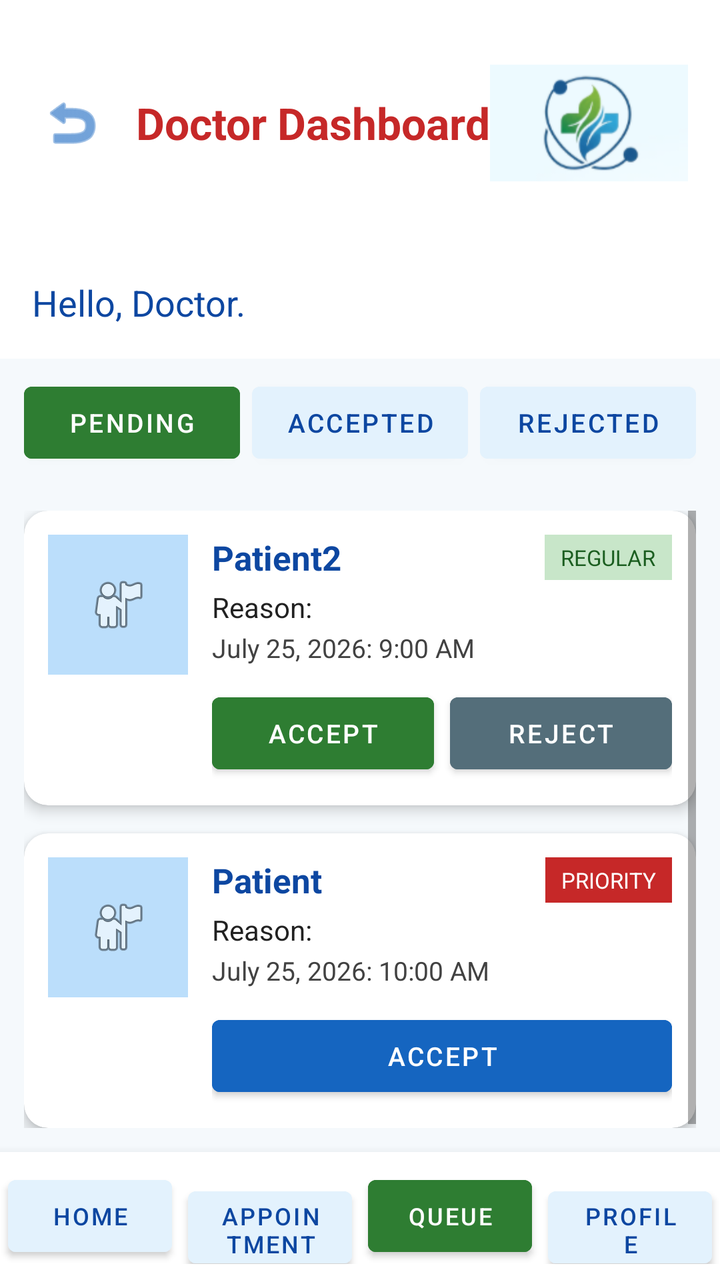
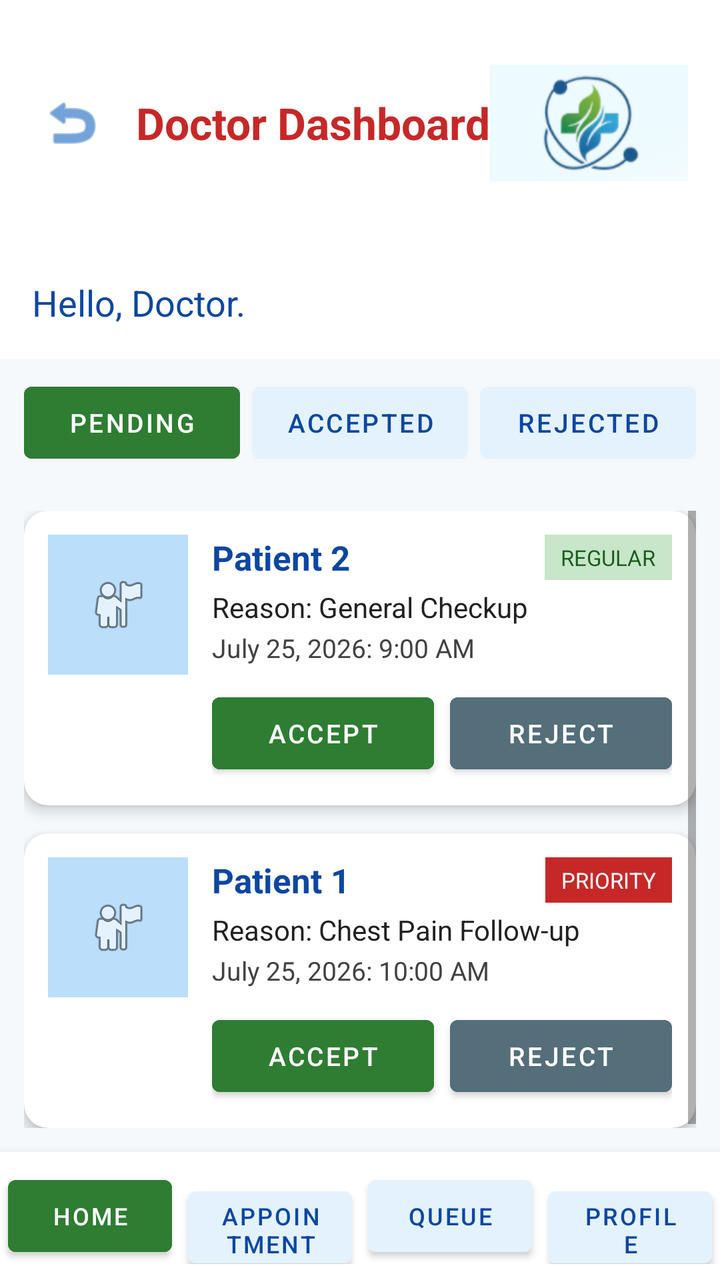

Before-and-after screenshots of an Android layout around one commit, followed by the original layout XML and the change that was made.
<!-- AndroidManifest.xml: application theme Theme.QueueLessHealth -->
<!-- res/layout/activity_main_2.xml -->
<?xml version="1.0" encoding="utf-8"?>
<LinearLayout xmlns:android="http://schemas.android.com/apk/res/android"
    xmlns:app="http://schemas.android.com/apk/res-auto"
    xmlns:tools="http://schemas.android.com/tools"
    android:layout_width="match_parent"
    android:layout_height="match_parent"
    android:orientation="vertical"
    android:background="#F5F9FC">

    
    <LinearLayout
        android:layout_width="match_parent"
        android:layout_height="wrap_content"
        android:orientation="horizontal"
        android:padding="16dp"
        android:gravity="center_vertical"
        android:background="#FFFFFF">

        <ImageView
            android:id="@+id/btnBack"
            android:layout_width="40dp"
            android:layout_height="40dp"
            android:src="@android:drawable/ic_menu_revert"
            android:contentDescription="Back"
            app:tint="#1565C0"
            android:padding="4dp" />

        <TextView
            android:layout_width="wrap_content"
            android:layout_height="wrap_content"
            android:layout_marginStart="12dp"
            android:text="Doctor Dashboard"
            android:textColor="#C62828"
            android:textSize="22sp"
            android:textStyle="bold" />

        <ImageView
            android:id="@+id/imageView"
            android:layout_width="wrap_content"
            android:layout_height="wrap_content"
            android:layout_weight="1"
            app:srcCompat="@drawable/screenshot_2026_10_12_133011" />
    </LinearLayout>

    
    <TextView
        android:layout_width="match_parent"
        android:layout_height="wrap_content"
        android:layout_marginBottom="8dp"
        android:background="#FFFFFF"
        android:padding="16dp"
        android:text="Hello, Doctor."
        android:textColor="#0D47A1"
        android:textSize="18sp" />

    
    <LinearLayout
        android:layout_width="match_parent"
        android:layout_height="wrap_content"
        android:orientation="horizontal"
        android:paddingHorizontal="12dp"
        android:paddingBottom="8dp">

        <Button
            android:id="@+id/btnPending"
            android:layout_width="0dp"
            android:layout_height="48dp"
            android:layout_weight="1"
            android:text="PENDING"
            android:textSize="13sp"
            android:backgroundTint="#2E7D32"
            android:textColor="#FFFFFF"
            android:layout_marginEnd="6dp" />

        <Button
            android:id="@+id/btnAccepted"
            android:layout_width="0dp"
            android:layout_height="48dp"
            android:layout_weight="1"
            android:text="ACCEPTED"
            android:textSize="13sp"
            android:backgroundTint="#E3F2FD"
            android:textColor="#0D47A1"
            android:layout_marginEnd="6dp" />

        <Button
            android:id="@+id/btnRejected"
            android:layout_width="0dp"
            android:layout_height="48dp"
            android:layout_weight="1"
            android:text="REJECTED"
            android:textSize="13sp"
            android:backgroundTint="#E3F2FD"
            android:textColor="#0D47A1" />
    </LinearLayout>

    
    <ScrollView
        android:layout_width="match_parent"
        android:layout_height="0dp"
        android:layout_weight="1"
        android:padding="12dp">

        <LinearLayout
            android:layout_width="match_parent"
            android:layout_height="wrap_content"
            android:orientation="vertical">

            
            <androidx.cardview.widget.CardView
                android:layout_width="match_parent"
                android:layout_height="wrap_content"
                android:layout_marginBottom="14dp"
                app:cardCornerRadius="12dp"
                app:cardElevation="4dp"
                app:cardBackgroundColor="#FFFFFF">

                <LinearLayout
                    android:layout_width="match_parent"
                    android:layout_height="wrap_content"
                    android:orientation="horizontal"
                    android:padding="12dp">

                    <ImageView
                        android:layout_width="70dp"
                        android:layout_height="70dp"
                        android:src="@android:drawable/ic_menu_myplaces"
                        android:background="#BBDEFB"
                        android:scaleType="centerInside"
                        android:contentDescription="Patient photo" />

                    <LinearLayout
                        android:layout_width="0dp"
                        android:layout_height="wrap_content"
                        android:layout_weight="1"
                        android:orientation="vertical"
                        android:layout_marginStart="12dp">

                        <LinearLayout
                            android:layout_width="match_parent"
                            android:layout_height="wrap_content"
                            android:orientation="horizontal"
                            android:gravity="center_vertical">

                            <TextView
                                android:layout_width="0dp"
                                android:layout_height="wrap_content"
                                android:layout_weight="1"
                                android:text="Patient2"
                                android:textColor="#0D47A1"
                                android:textSize="17sp"
                                android:textStyle="bold" />

                            <TextView
                                android:layout_width="wrap_content"
                                android:layout_height="wrap_content"
                                android:text="REGULAR"
                                android:textSize="11sp"
                                android:textColor="#1B5E20"
                                android:background="#C8E6C9"
                                android:paddingHorizontal="8dp"
                                android:paddingVertical="4dp" />
                        </LinearLayout>

                        <TextView
                            android:layout_width="wrap_content"
                            android:layout_height="wrap_content"
                            android:layout_marginTop="4dp"
                            android:text="Reason:"
                            android:textColor="#212121"
                            android:textSize="14sp" />

                        <TextView
                            android:layout_width="wrap_content"
                            android:layout_height="wrap_content"
                            android:text="July 25, 2026: 9:00 AM"
                            android:textSize="13sp"
                            android:textColor="#424242"
                            android:layout_marginTop="2dp" />

                        <LinearLayout
                            android:layout_width="match_parent"
                            android:layout_height="wrap_content"
                            android:orientation="horizontal"
                            android:layout_marginTop="10dp">

                            <Button
                                android:id="@+id/btnAccept1"
                                android:layout_width="0dp"
                                android:layout_height="48dp"
                                android:layout_weight="1"
                                android:text="ACCEPT"
                                android:textSize="13sp"
                                android:backgroundTint="#2E7D32"
                                android:textColor="#FFFFFF"
                                android:layout_marginEnd="8dp" />

                            <Button
                                android:id="@+id/btnReject1"
                                android:layout_width="0dp"
                                android:layout_height="48dp"
                                android:layout_weight="1"
                                android:text="REJECT"
                                android:textSize="13sp"
                                android:backgroundTint="#546E7A"
                                android:textColor="#FFFFFF" />
                        </LinearLayout>
                    </LinearLayout>
                </LinearLayout>
            </androidx.cardview.widget.CardView>

            
            <androidx.cardview.widget.CardView
                android:layout_width="match_parent"
                android:layout_height="wrap_content"
                android:layout_marginBottom="14dp"
                app:cardCornerRadius="12dp"
                app:cardElevation="4dp"
                app:cardBackgroundColor="#FFFFFF">

                <LinearLayout
                    android:layout_width="match_parent"
                    android:layout_height="wrap_content"
                    android:orientation="horizontal"
                    android:padding="12dp">

                    <ImageView
                        android:layout_width="70dp"
                        android:layout_height="70dp"
                        android:src="@android:drawable/ic_menu_myplaces"
                        android:background="#BBDEFB"
                        android:scaleType="centerInside"
                        android:contentDescription="Patient photo" />

                    <LinearLayout
                        android:layout_width="0dp"
                        android:layout_height="wrap_content"
                        android:layout_weight="1"
                        android:orientation="vertical"
                        android:layout_marginStart="12dp">

                        <LinearLayout
                            android:layout_width="match_parent"
                            android:layout_height="wrap_content"
                            android:orientation="horizontal"
                            android:gravity="center_vertical">

                            <TextView
                                android:layout_width="0dp"
                                android:layout_height="wrap_content"
                                android:layout_weight="1"
                                android:text="Patient"
                                android:textColor="#0D47A1"
                                android:textSize="17sp"
                                android:textStyle="bold" />

                            <TextView
                                android:layout_width="wrap_content"
                                android:layout_height="wrap_content"
                                android:text="PRIORITY"
                                android:textSize="11sp"
                                android:textColor="#FFFFFF"
                                android:background="#C62828"
                                android:paddingHorizontal="8dp"
                                android:paddingVertical="4dp" />
                        </LinearLayout>

                        <TextView
                            android:layout_width="wrap_content"
                            android:layout_height="wrap_content"
                            android:layout_marginTop="4dp"
                            android:text="Reason: "
                            android:textColor="#212121"
                            android:textSize="14sp" />

                        <TextView
                            android:layout_width="wrap_content"
                            android:layout_height="wrap_content"
                            android:text="July 25, 2026: 10:00 AM"
                            android:textSize="13sp"
                            android:textColor="#424242"
                            android:layout_marginTop="2dp" />

                        <Button
                            android:id="@+id/btnBook"
                            android:layout_width="match_parent"
                            android:layout_height="48dp"
                            android:layout_marginTop="10dp"
                            android:backgroundTint="#1565C0"
                            android:text="ACCEPT"
                            android:textColor="#FFFFFF"
                            android:textSize="13sp" />
                    </LinearLayout>
                </LinearLayout>
            </androidx.cardview.widget.CardView>

        </LinearLayout>
    </ScrollView>

    
    <LinearLayout
        android:layout_width="match_parent"
        android:layout_height="wrap_content"
        android:orientation="horizontal"
        android:background="#FFFFFF"
        android:paddingVertical="8dp"
        android:elevation="8dp">

        <Button
            android:id="@+id/navHome"
            android:layout_width="0dp"
            android:layout_height="48dp"
            android:layout_weight="1"
            android:text="Home"
            android:textSize="12sp"
            android:backgroundTint="#E3F2FD"
            android:textColor="#0D47A1"
            android:layout_marginHorizontal="4dp" />

        <Button
            android:id="@+id/navAppointment"
            android:layout_width="0dp"
            android:layout_height="48dp"
            android:layout_marginHorizontal="4dp"
            android:layout_weight="1"
            android:backgroundTint="#E3F2FD"
            android:text="Appointment"
            android:textColor="#0D47A1"
            android:textSize="12sp"
            tools:visibility="gone" />

        <Button
            android:id="@+id/navQueue"
            android:layout_width="0dp"
            android:layout_height="48dp"
            android:layout_weight="1"
            android:text="Queue"
            android:textSize="12sp"
            android:backgroundTint="#2E7D32"
            android:textColor="#FFFFFF"
            android:layout_marginHorizontal="4dp" />

        <Button
            android:id="@+id/navProfile"
            android:layout_width="0dp"
            android:layout_height="48dp"
            android:layout_marginHorizontal="4dp"
            android:layout_weight="1"
            android:backgroundTint="#E3F2FD"
            android:text="Profile"
            android:textColor="#0D47A1"
            android:textSize="12sp"
            tools:visibility="gone" />
    </LinearLayout>

</LinearLayout>
<!-- resources referenced by this layout -->
<resources>
  <!-- drawable screenshot_2026_10_12_133011: png bitmap (drawable, 10260 bytes) -->
  <style name="Theme.QueueLessHealth" parent="Theme.MaterialComponents.DayNight.DarkActionBar">
          
          <item name="colorPrimary">@color/purple_500</item>
          <item name="colorPrimaryVariant">@color/purple_700</item>
          <item name="colorOnPrimary">@color/white</item>
          
          <item name="colorSecondary">@color/teal_200</item>
          <item name="colorSecondaryVariant">@color/teal_700</item>
          <item name="colorOnSecondary">@color/black</item>
          
          <item name="android:statusBarColor">?attr/colorPrimaryVariant</item>
          
      </style>
  <color name="purple_500">#FF6200EE</color>
  <color name="purple_700">#FF3700B3</color>
  <color name="white">#FFFFFFFF</color>
  <color name="teal_200">#FF03DAC5</color>
  <color name="teal_700">#FF018786</color>
  <color name="black">#FF000000</color>
</resources>

<!-- the commit's change to res/layout/activity_main_2.xml (unified diff, before → after) -->
@@ -44,6 +44,7 @@
 
     
     <TextView
+        android:id="@+id/tvGreeting"
         android:layout_width="match_parent"
         android:layout_height="wrap_content"
         android:layout_marginBottom="8dp"
@@ -108,6 +109,7 @@
 
             
             <androidx.cardview.widget.CardView
+                android:id="@+id/cardPatient1"
                 android:layout_width="match_parent"
                 android:layout_height="wrap_content"
                 android:layout_marginBottom="14dp"
@@ -143,15 +145,17 @@
                             android:gravity="center_vertical">
 
                             <TextView
+                                android:id="@+id/tvPatient1Name"
                                 android:layout_width="0dp"
                                 android:layout_height="wrap_content"
                                 android:layout_weight="1"
-                                android:text="Patient2"
+                                android:text="Patient 2"
                                 android:textColor="#0D47A1"
                                 android:textSize="17sp"
                                 android:textStyle="bold" />
 
                             <TextView
+                                android:id="@+id/tvPatient1Type"
                                 android:layout_width="wrap_content"
                                 android:layout_height="wrap_content"
                                 android:text="REGULAR"
@@ -163,14 +167,16 @@
                         </LinearLayout>
 
                         <TextView
+                            android:id="@+id/tvPatient1Reason"
                             android:layout_width="wrap_content"
                             android:layout_height="wrap_content"
                             android:layout_marginTop="4dp"
-                            android:text="Reason:"
+                            android:text="Reason: General Checkup"
                             android:textColor="#212121"
                             android:textSize="14sp" />
 
                         <TextView
+                            android:id="@+id/tvPatient1Time"
                             android:layout_width="wrap_content"
                             android:layout_height="wrap_content"
                             android:text="July 25, 2026: 9:00 AM"
@@ -179,6 +185,7 @@
                             android:layout_marginTop="2dp" />
 
                         <LinearLayout
+                            android:id="@+id/layoutPatient1Actions"
                             android:layout_width="match_parent"
                             android:layout_height="wrap_content"
                             android:orientation="horizontal"
@@ -211,6 +218,7 @@
 
             
             <androidx.cardview.widget.CardView
+                android:id="@+id/cardPatient2"
                 android:layout_width="match_parent"
                 android:layout_height="wrap_content"
                 android:layout_marginBottom="14dp"
@@ -246,15 +254,17 @@
                             android:gravity="center_vertical">
 
                             <TextView
+                                android:id="@+id/tvPatient2Name"
                                 android:layout_width="0dp"
                                 android:layout_height="wrap_content"
                                 android:layout_weight="1"
-                                android:text="Patient"
+                                android:text="Patient 1"
                                 android:textColor="#0D47A1"
                                 android:textSize="17sp"
                                 android:textStyle="bold" />
 
                             <TextView
+                                android:id="@+id/tvPatient2Type"
                                 android:layout_width="wrap_content"
                                 android:layout_height="wrap_content"
                                 android:text="PRIORITY"
@@ -266,14 +276,16 @@
                         </LinearLayout>
 
                         <TextView
+                            android:id="@+id/tvPatient2Reason"
                             android:layout_width="wrap_content"
                             android:layout_height="wrap_content"
                             android:layout_marginTop="4dp"
-                            android:text="Reason: "
+                            android:text="Reason: Chest Pain Follow-up"
                             android:textColor="#212121"
                             android:textSize="14sp" />
 
                         <TextView
+                            android:id="@+id/tvPatient2Time"
                             android:layout_width="wrap_content"
                             android:layout_height="wrap_content"
                             android:text="July 25, 2026: 10:00 AM"
@@ -281,18 +293,49 @@
                             android:textColor="#424242"
                             android:layout_marginTop="2dp" />
 
-                        <Button
-                            android:id="@+id/btnBook"
+                        <LinearLayout
+                            android:id="@+id/layoutPatient2Actions"
                             android:layout_width="match_parent"
-                            android:layout_height="48dp"
-                            android:layout_marginTop="10dp"
-                            android:backgroundTint="#1565C0"
-                            android:text="ACCEPT"
-                            android:textColor="#FFFFFF"
-                            android:textSize="13sp" />
+                            android:layout_height="wrap_content"
+                            android:orientation="horizontal"
+                            android:layout_marginTop="10dp">
+
+                            <Button
+                                android:id="@+id/btnAccept2"
+                                android:layout_width="0dp"
+                                android:layout_height="48dp"
+                                android:layout_weight="1"
+                                android:backgroundTint="#2E7D32"
+                                android:text="ACCEPT"
+                                android:textColor="#FFFFFF"
+                                android:textSize="13sp"
+                                android:layout_marginEnd="8dp" />
+
+                            <Button
+                                android:id="@+id/btnReject2"
+                                android:layout_width="0dp"
+                                android:layout_height="48dp"
+                                android:layout_weight="1"
+                                android:backgroundTint="#546E7A"
+                                android:text="REJECT"
+                                android:textColor="#FFFFFF"
+                                android:textSize="13sp" />
+                        </LinearLayout>
                     </LinearLayout>
                 </LinearLayout>
             </androidx.cardview.widget.CardView>
+
+            
+            <TextView
+                android:id="@+id/tvEmptyState"
+                android:layout_width="match_parent"
+                android:layout_height="wrap_content"
+                android:gravity="center"
+                android:padding="32dp"
+                android:text="No appointments found for this category."
+                android:textColor="#757575"
+                android:textSize="16sp"
+                android:visibility="gone" />
 
         </LinearLayout>
     </ScrollView>
@@ -313,34 +356,33 @@
             android:layout_weight="1"
             android:text="Home"
             android:textSize="12sp"
-            android:backgroundTint="#E3F2FD"
-            android:textColor="#0D47A1"
-            android:layout_marginHorizontal="4dp" />
-
-        <Button
-            android:id="@+id/navAppointment"
-            android:layout_width="0dp"
-            android:layout_height="48dp"
-            android:layout_marginHorizontal="4dp"
-            android:layout_weight="1"
-            android:backgroundTint="#E3F2FD"
-            android:text="Appointment"
-            android:textColor="#0D47A1"
-            android:textSize="12sp"
-            tools:visibility="gone" />
-
-        <Button
-            android:id="@+id/navQueue"
-            android:layout_width="0dp"
-            android:layout_height="48dp"
-            android:layout_weight="1"
-            android:text="Queue"
-            android:textSize="12sp"
             android:backgroundTint="#2E7D32"
             android:textColor="#FFFFFF"
             android:layout_marginHorizontal="4dp" />
 
         <Button
+            android:id="@+id/navAppointment"
+            android:layout_width="0dp"
+            android:layout_height="48dp"
+            android:layout_marginHorizontal="4dp"
+            android:layout_weight="1"
+            android:backgroundTint="#E3F2FD"
+            android:text="Appointment"
+            android:textColor="#0D47A1"
+            android:textSize="12sp" />
+
+        <Button
+            android:id="@+id/navQueue"
+            android:layout_width="0dp"
+            android:layout_height="48dp"
+            android:layout_weight="1"
+            android:text="Queue"
+            android:textSize="12sp"
+            android:backgroundTint="#E3F2FD"
+            android:textColor="#0D47A1"
+            android:layout_marginHorizontal="4dp" />
+
+        <Button
             android:id="@+id/navProfile"
             android:layout_width="0dp"
             android:layout_height="48dp"
@@ -349,8 +391,7 @@
             android:backgroundTint="#E3F2FD"
             android:text="Profile"
             android:textColor="#0D47A1"
-            android:textSize="12sp"
-            tools:visibility="gone" />
+            android:textSize="12sp" />
     </LinearLayout>
 
 </LinearLayout>
